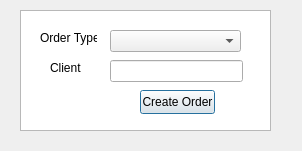
Before: the Qt Designer form UI/create_order.ui in npaolini-8/se-group-5, drawn with Qt 5.
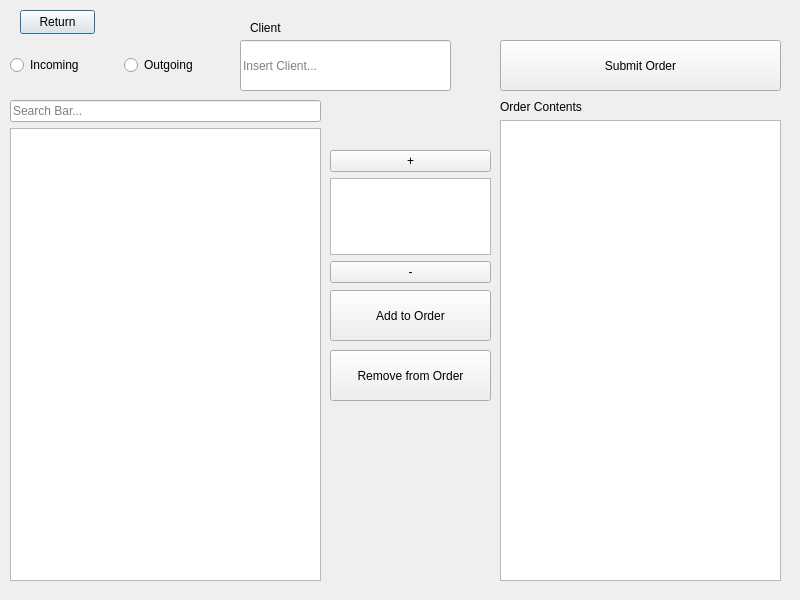
After: the same form once the commit is applied.

Commit message: Added some functionality to Create Order

What changed in the file:
```diff
--- a/UI/create_order.ui
+++ b/UI/create_order.ui
@@ -6,77 +6,128 @@
    <rect>
     <x>0</x>
     <y>0</y>
-    <width>302</width>
-    <height>151</height>
+    <width>800</width>
+    <height>600</height>
    </rect>
   </property>
   <property name="windowTitle">
    <string>Dialog</string>
   </property>
-  <widget class="QListView" name="listView">
+  <widget class="QPushButton" name="return_btn">
    <property name="geometry">
     <rect>
      <x>20</x>
      <y>10</y>
-     <width>251</width>
-     <height>121</height>
+     <width>75</width>
+     <height>24</height>
     </rect>
    </property>
-  </widget>
-  <widget class="QLabel" name="label">
-   <property name="geometry">
-    <rect>
-     <x>40</x>
-     <y>30</y>
-     <width>57</width>
-     <height>16</height>
-    </rect>
-   </property>
    <property name="text">
-    <string>Order Type</string>
+    <string>Return</string>
    </property>
   </widget>
-  <widget class="QComboBox" name="order_type_cb">
+  <widget class="QWidget" name="horizontalLayoutWidget">
    <property name="geometry">
     <rect>
-     <x>110</x>
-     <y>30</y>
-     <width>131</width>
-     <height>22</height>
+     <x>10</x>
+     <y>40</y>
+     <width>221</width>
+     <height>51</height>
     </rect>
    </property>
+   <layout class="QHBoxLayout" name="horizontalLayout">
    <item>
-    <property name="text">
-     <string/>
-    </property>
-   </item>
-   <item>
+     <widget class="QRadioButton" name="incoming_radio">
     <property name="text">
      <string>Incoming</string>
     </property>
+     </widget>
    </item>
    <item>
+     <widget class="QRadioButton" name="outgoing_radio">
     <property name="text">
      <string>Outgoing</string>
     </property>
-   </item>
+     </widget>
+    </item>
+   </layout>
   </widget>
-  <widget class="QLineEdit" name="client_tb">
+  <widget class="QWidget" name="verticalLayoutWidget">
    <property name="geometry">
     <rect>
-     <x>110</x>
-     <y>60</y>
-     <width>133</width>
-     <height>22</height>
+     <x>10</x>
+     <y>100</y>
+     <width>311</width>
+     <height>481</height>
     </rect>
+   </property>
+   <layout class="QVBoxLayout" name="verticalLayout">
+    <item>
+     <widget class="QLineEdit" name="search_bar_line">
+      <property name="placeholderText">
+       <string>Search Bar...</string>
+      </property>
+     </widget>
+    </item>
+    <item>
+     <widget class="QTableWidget" name="search_tbl"/>
+    </item>
+   </layout>
+  </widget>
+  <widget class="QPushButton" name="add_to_order_btn">
+   <property name="geometry">
+    <rect>
+     <x>330</x>
+     <y>290</y>
+     <width>161</width>
+     <height>51</height>
+    </rect>
+   </property>
+   <property name="text">
+    <string>Add to Order</string>
+   </property>
+  </widget>
+  <widget class="QWidget" name="verticalLayoutWidget_3">
+   <property name="geometry">
+    <rect>
+     <x>500</x>
+     <y>100</y>
+     <width>281</width>
+     <height>481</height>
+    </rect>
+   </property>
+   <layout class="QVBoxLayout" name="verticalLayout_3">
+    <item>
+     <widget class="QLabel" name="label">
+      <property name="text">
+       <string>Order Contents</string>
+      </property>
+     </widget>
+    </item>
+    <item>
+     <widget class="QTableWidget" name="order_items_tbl"/>
+    </item>
+   </layout>
+  </widget>
+  <widget class="QLineEdit" name="client_line">
+   <property name="geometry">
+    <rect>
+     <x>240</x>
+     <y>40</y>
+     <width>211</width>
+     <height>51</height>
+    </rect>
+   </property>
+   <property name="placeholderText">
+    <string>Insert Client...</string>
    </property>
   </widget>
   <widget class="QLabel" name="label_2">
    <property name="geometry">
     <rect>
-     <x>50</x>
-     <y>60</y>
-     <width>31</width>
+     <x>250</x>
+     <y>20</y>
+     <width>49</width>
      <height>16</height>
     </rect>
    </property>
@@ -87,14 +138,56 @@
   <widget class="QPushButton" name="create_order_btn">
    <property name="geometry">
     <rect>
-     <x>140</x>
-     <y>90</y>
-     <width>75</width>
-     <height>24</height>
+     <x>500</x>
+     <y>40</y>
+     <width>281</width>
+     <height>51</height>
     </rect>
    </property>
    <property name="text">
-    <string>Create Order</string>
+    <string>Submit Order</string>
+   </property>
+  </widget>
+  <widget class="QWidget" name="verticalLayoutWidget_4">
+   <property name="geometry">
+    <rect>
+     <x>330</x>
+     <y>150</y>
+     <width>161</width>
+     <height>133</height>
+    </rect>
+   </property>
+   <layout class="QVBoxLayout" name="verticalLayout_4">
+    <item>
+     <widget class="QPushButton" name="plus_btn">
+      <property name="text">
+       <string>+</string>
+      </property>
+     </widget>
+    </item>
+    <item>
+     <widget class="QTextBrowser" name="counter_view"/>
+    </item>
+    <item>
+     <widget class="QPushButton" name="minus_btn">
+      <property name="text">
+       <string>-</string>
+      </property>
+     </widget>
+    </item>
+   </layout>
+  </widget>
+  <widget class="QPushButton" name="remove_from_order_btn">
+   <property name="geometry">
+    <rect>
+     <x>330</x>
+     <y>350</y>
+     <width>161</width>
+     <height>51</height>
+    </rect>
+   </property>
+   <property name="text">
+    <string>Remove from Order</string>
    </property>
   </widget>
  </widget>
```
Left out of the diff: 2 changed lines with no effect on the pictures. Lines whose indentation alone changed are shown as unchanged. The commit also changes 4 other files.
